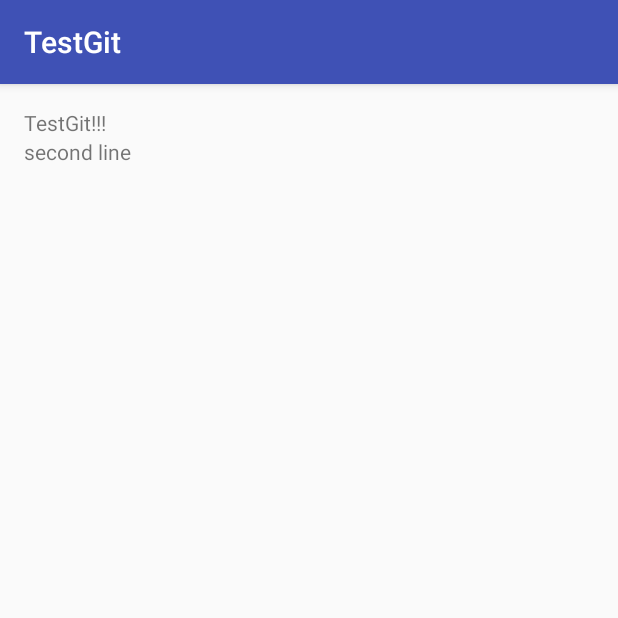
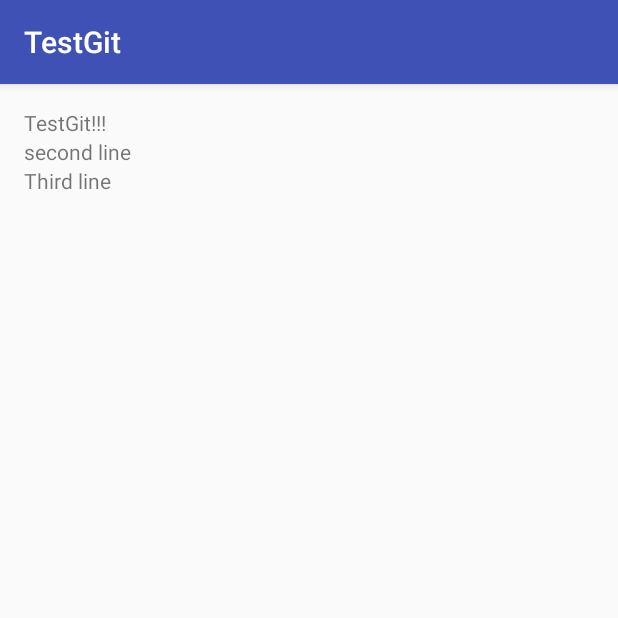
Before and after one commit to insiva/TestGit, an Android app: the screen it shows after launch (MainActivity), on a phone screen of 412 x 824 dp, the top half of it. Run offline under Robolectric (Android 15) with nearby library versions, the phone set to English and light mode, and no system bars.

Commit message:
增加third line

```diff
--- a/app/src/main/res/layout/activity_main.xml
+++ b/app/src/main/res/layout/activity_main.xml
@@ -19,4 +19,8 @@
         android:layout_width="wrap_content"
         android:layout_height="wrap_content"
         android:text="second line"/>
+    <TextView
+        android:layout_width="wrap_content"
+        android:layout_height="wrap_content"
+        android:text="Third line"/>
 </LinearLayout>
```
